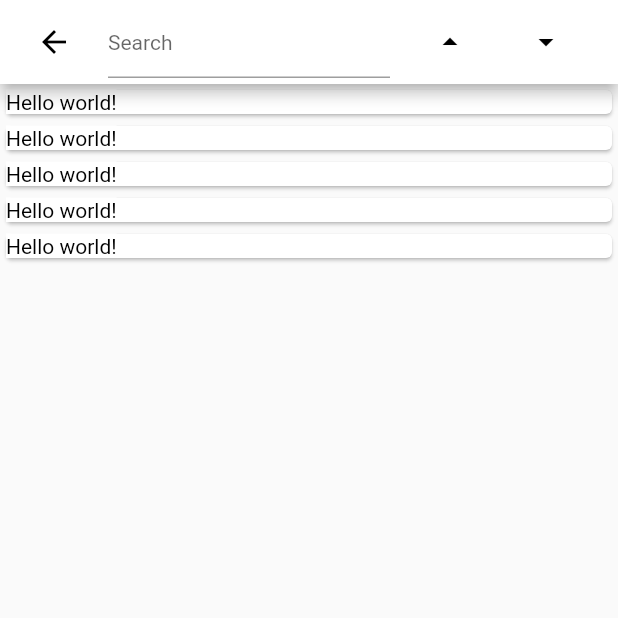
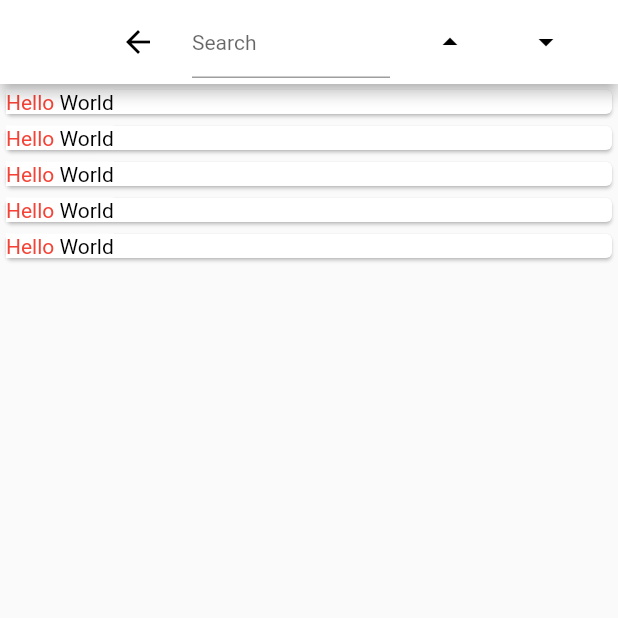
Before and after one commit to AlexMainaMunyua/Flutter-Roughwork, a Flutter app: the MergeTextStyle screen opened directly, on a phone screen of 412 x 824 dp, the top half of it. Run offline on Flutter 3.47's test engine with Material 2 defaults, Android fonts, the phone set to English and light mode, and no system bars; our stand-ins replace permission_handler, scroll_to_index; missing offline and left inert: creamy_field, google_pay, pay.

Commit message:
new changes

```diff
--- a/lib/main.dart
+++ b/lib/main.dart
@@ -19,7 +19,7 @@ class MyApp extends StatelessWidget {
       ),
 
       // search and Highlights
-      // home: SearchandHighlights()
+      home: SearchandHighlights()
 
       // contact Service
       // home: ContactsExampleApp(),
@@ -31,7 +31,7 @@ class MyApp extends StatelessWidget {
 
       // home: WelcomeToGroup(),
 
-      home: MergeTextStyle(),
+      // home: MergeTextStyle(),
     );
   }
 }
@@ -45,9 +45,10 @@ class MergeTextStyle extends StatefulWidget {
 
 class _MergeTextStyleState extends State<MergeTextStyle> {
   List<TextSpan> textParts = [
-    TextSpan(text: "Hello"),
-    TextSpan(text: " world!")
+    TextSpan(text: "Hello", style: TextStyle(color: Colors.red)),
+    TextSpan(text: " World")
   ];
+
   String search;
 
   List<Match> matches = <Match>[];
@@ -77,20 +78,25 @@ class _MergeTextStyleState extends State<MergeTextStyle> {
     for (String token in refinedSearch.split(" ")) {
       if (token.contains(refinedSearch)) {
         matches.addAll(token.allMatches(refinedMatch));
-        print(match.length);
       }
     }
 
     if (refinedMatch.contains(refinedSearch)) {
       if (refinedMatch.substring(0, refinedSearch.length) == refinedSearch) {
+        print("here 1");
         _list.add(TextSpan(
-            text: match.join().substring(0, refinedSearch.length),
+            style: posRes,
+            text: refinedMatch.substring(0, refinedSearch.length),
             children: searchMatch(match)));
         return _list;
         // return TextSpan(
         //   style: posRes,
         //   text: match.substring(
-        //       0, refinedSearch.length), // a sub string of the searched text
+        //       0, refinedSearch.length), // a
+        //       match.substring(
+        //         refinedSearch.length,
+        //       ),
+        //     ), sub string of the searched text
         //   children: [
         //     searchMatch(
         //       match.substring(
@@ -100,15 +106,15 @@ class _MergeTextStyleState extends State<MergeTextStyle> {
         //   ],
         // );
       } else if (refinedMatch.length == refinedSearch.length) {
-        _list.add(TextSpan(text: match.join(), style: posRes));
-        return _list;
+        print("here 2");
+        // _list.add(TextSpan(text: match.join(), style: posRes));
+        // return _list;
         // return TextSpan(text: match, style: posRes);
       } else {
-        _list.add(TextSpan(
-            style: negRes,
-            text:
-                match.join().substring(0, refinedMatch.indexOf(refinedSearch)),
-            children: searchMatch(match)));
+        int x = refinedMatch.indexOf(refinedSearch);
+        print("here 3 $x");
+        _list.add(TextSpan(style: negRes, text: match.join()));
+
         return _list;
         // return TextSpan(
         //   style: negRes,
@@ -126,15 +132,17 @@ class _MergeTextStyleState extends State<MergeTextStyle> {
         // );
       }
     } else if (!refinedMatch.contains(refinedSearch)) {
-      _list.add(TextSpan(text: match.join(), style: negRes));
-      return _list;
+      print("here 4");
+      // _list.add(TextSpan(text: match.join(), style: negRes));
+      // return _list;
       // return TextSpan(text: match, style: negRes);
     }
-    _list.add(TextSpan(
-        style: negRes,
-        text: match.join().substring(0, refinedMatch.indexOf(refinedSearch)),
-        children: searchMatch(match)));
-    return _list;
+    print("here 5");
+    // _list.add(TextSpan(
+    //     style: negRes,
+    //     text: match.join().substring(0, refinedMatch.indexOf(refinedSearch)),
+    //     children: searchMatch(match)));
+    // return _list;
     // return TextSpan(
     //   text: match.substring(0, refinedMatch.indexOf(refinedSearch)),
     //   style: negRes,
```
